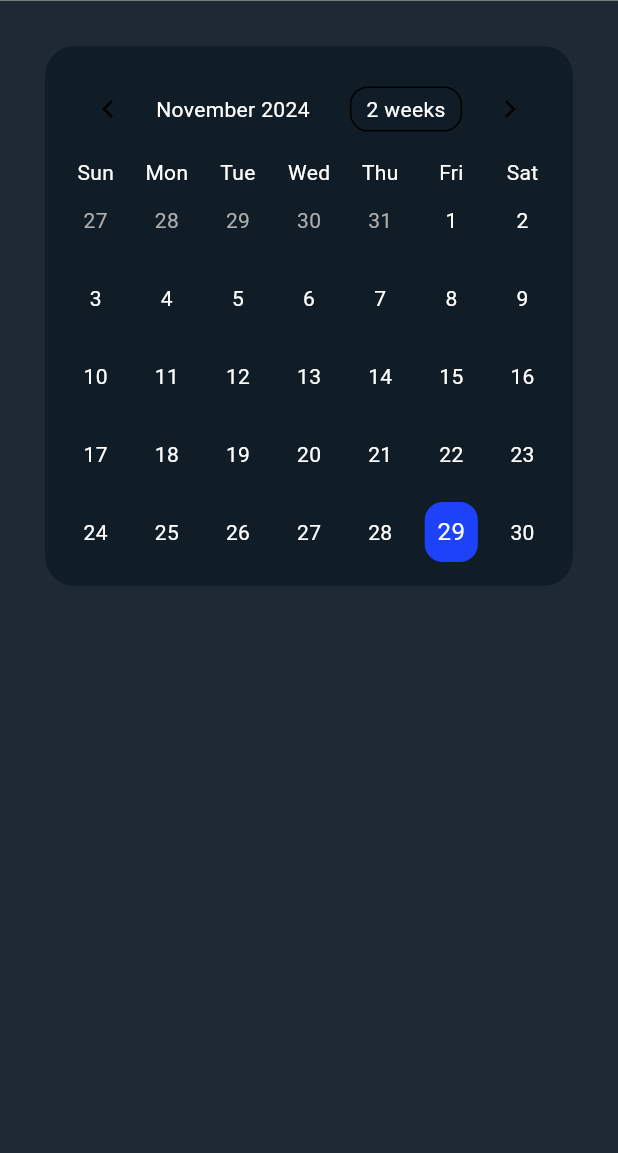
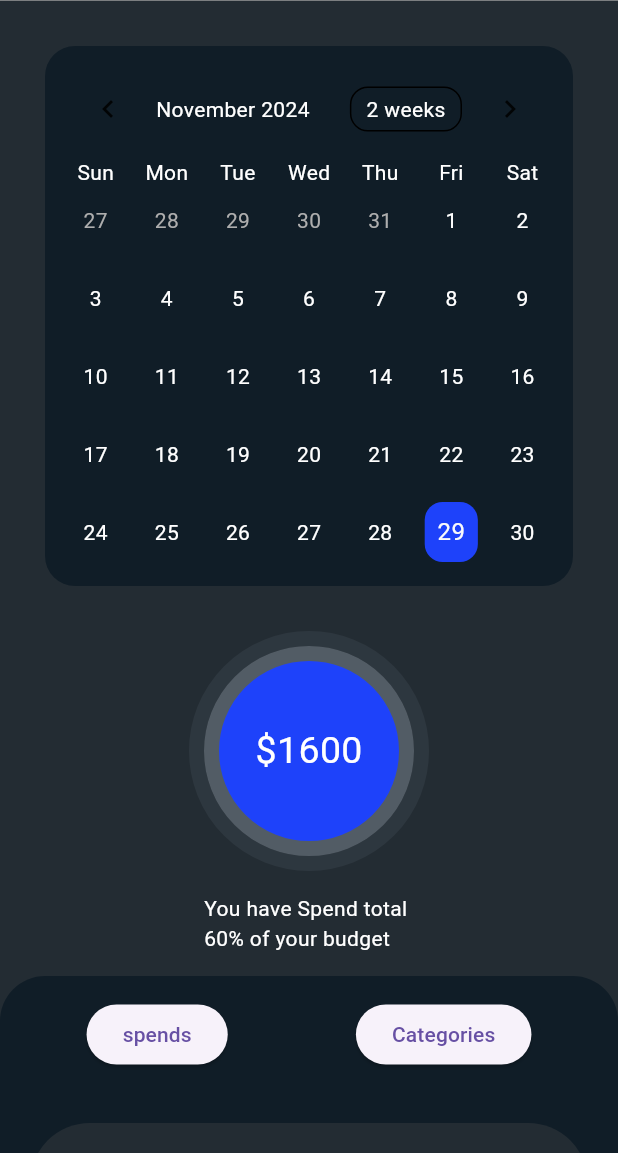
Before and after one commit to ExpensyTeam/ExpensyApp, a Flutter app: the TotalExpensesScreen screen opened directly, on a phone screen of 412 x 824 dp, the part 83-1236 px from its top. Run offline on Flutter 3.47's test engine with Material 3 defaults, Android fonts, the phone set to English and light mode, and no system bars; drawn by our look-alikes of table_calendar; our stand-ins replace syncfusion_flutter_charts.

Commit message:
Total Expenses screen update (not completed yet)

```diff
--- a/lib/views/screens/overview_screen/total_expenses.dart
+++ b/lib/views/screens/overview_screen/total_expenses.dart
@@ -2,47 +2,50 @@
 import 'package:expensy/views/themes/colors.dart';
 import 'package:expensy/views/widgets/app_bar.dart';
 import 'package:expensy/views/widgets/total_expenses_screen_widgets.dart/calender.dart';
+import 'package:expensy/views/widgets/total_expenses_screen_widgets.dart/spend_circle.dart';
+import 'package:expensy/views/widgets/total_expenses_screen_widgets.dart/spends_categories_list.dart';
 // import 'package:expensy/views/widgets/total_expenses_screen_widgets.dart/pie_chart.dart';
 import 'package:flutter/material.dart';
 // import 'package:charts_flutter/flutter.dart' as charts;
 
 class TotalExpensesScreen extends StatelessWidget {
-  // final List<Map<String, Object>> data = pieChart_data;
-
-  // final series = [
-  //   charts.Series<Map<String, dynamic>, String>(
-  //     id: 'Spending',
-  //     domainFn: (datum, _) => datum['category'],
-  //     measureFn: (datum, _) => datum['value'],
-  //     data: pieChart_data,
-  //   )
-  // ];
   @override
   Widget build(BuildContext context) {
     return SafeArea(
       child: Scaffold(
+        backgroundColor: DarkMode.primaryColor,
         appBar: CustomizedAppBar(
           title: "Total Expenses",
           titleAlignment: MainAxisAlignment.spaceEvenly,
           showImage: false,
           showBackButton: true,
-            backgroundColor: DarkMode.neutralColor),
-        body: ListView(children: [
-          Expanded(
-            child: Container(
+          backgroundColor: DarkMode.neutralColor,
+        ),
+        body: ListView(
+          children: [
+            Container(
               decoration: BoxDecoration(
                 color: DarkMode.neutralColor,
-                  borderRadius: BorderRadius.circular(20)),
+                borderRadius: BorderRadius.circular(20),
+              ),
               padding: EdgeInsets.all(10),
               margin: EdgeInsets.all(30),
               child: CalendarWidget(),
             ),
+            SpendCircleWidget(),
+            SizedBox(height: 15),
+            Container(
+              decoration: BoxDecoration(
+                color: DarkMode.neutralColor,
+                borderRadius: BorderRadius.only(
+                  topLeft: Radius.circular(30.0),
+                  topRight: Radius.circular(30.0),
                 ),
-          // PieChartWidget(
-          //   seriesList: series,
-          // )
-        ]),
-        backgroundColor: DarkMode.backgroundColor,
+              ),
+              child: SpendsCategoriesList(),
+            ),
+          ],
+        ),
       ),
     );
   }
--- a/lib/views/themes/colors.dart
+++ b/lib/views/themes/colors.dart
@@ -16,6 +16,13 @@ class DarkMode {
   static const Color iconBackground = Color.fromRGBO(62, 76, 89, 1);
   static const Color iconBackground2 = Color.fromRGBO(85, 112, 250, 1);
 
+  static const Color pieChartColor1 = Color.fromRGBO(30, 66, 250, 1);
+  static const Color pieChartColor2 = Color.fromRGBO(30, 60, 220, 0.788);
+  static const Color pieChartColor3 = DarkMode.iconBackground2;
+  static const Color pieChartColor4 = Color.fromRGBO(87, 164, 242, 1);
+  static const Color pieChartColor5 = Color.fromRGBO(147, 226, 255, 1);
+  static const Color pieChartColor6 = Color.fromRGBO(16, 29, 39, 1);
+
   static const LinearGradient buttonGradient = LinearGradient(
     colors: [
       Color.fromRGBO(0, 29, 252, 1),
--- a/lib/views/widgets/total_expenses_screen_widgets.dart/pie_chart.dart
+++ b/lib/views/widgets/total_expenses_screen_widgets.dart/pie_chart.dart
@@ -1,37 +1,88 @@
-// import 'package:flutter/material.dart';
-// // import 'package:charts_flutter/flutter.dart' as charts;
+import 'package:expensy/views/themes/colors.dart';
+import 'package:flutter/material.dart';
+import 'package:syncfusion_flutter_charts/charts.dart';
 
-// class PieChartWidget extends StatelessWidget {
-//   final List<charts.Series<dynamic, String>> seriesList;
+class TransactionPieChart extends StatelessWidget {
+  final List<Transactionn> transactions = [
+    Transactionn('Food', 100),
+    Transactionn('Entertainment', 200),
+    Transactionn('Transport', 50),
+    Transactionn('Utilities', 150),
+  ];
 
-//   PieChartWidget({required this.seriesList});
+  @override
+  Widget build(BuildContext context) {
+    double totalAmount = transactions.fold(0, (sum, item) => sum + item.amount);
 
-//   @override
-//   Widget build(BuildContext context) {
-//     return charts.PieChart(
-//       seriesList,
-//       animate: true,
-//       behaviors: [
-//         charts.DatumLegend(
-//           outsideJustification: charts.OutsideJustification.endDrawArea,
-//           horizontalFirst: false,
-//           desiredMaxRows: 2,
-//           cellPadding: EdgeInsets.only(right: 4.0, bottom: 4.0),
-//           entryTextStyle: charts.TextStyleSpec(
-//             color: charts.MaterialPalette.white,
-//             fontFamily: 'Georgia',
-//             fontSize: 11,
-//           ),
-//         )
-//       ],
-//       defaultRenderer: charts.ArcRendererConfig(
-//         arcWidth: 60,
-//         arcRendererDecorators: [
-//           charts.ArcLabelDecorator(
-//             labelPosition: charts.ArcLabelPosition.inside,
-//           ),
-//         ],
-//       ),
-//     );
-//   }
-// }
+    List<_PieData> pieData = transactions.map((transaction) {
+      double percentage = (transaction.amount / totalAmount) * 100;
+      return _PieData(
+        transaction.type,
+        percentage,
+        '${percentage.toStringAsFixed(1)}%',
+        _getColor(transaction.type),
+      );
+    }).toList();
+
+    return Container(
+      margin: EdgeInsets.all(20),
+      decoration: BoxDecoration(
+        color: DarkMode.primaryColor,
+        borderRadius: BorderRadius.all(Radius.circular(40)),
+      ),
+      child: Center(
+        child: SfCircularChart(
+          legend: Legend(
+            isVisible: true,
+            textStyle: TextStyle(color: Colors.white),
+          ),
+          series: <PieSeries<_PieData, String>>[
+            PieSeries<_PieData, String>(
+              explode: true,
+              explodeIndex: 0,
+              dataSource: pieData,
+              xValueMapper: (_PieData data, _) => data.xData,
+              yValueMapper: (_PieData data, _) => data.yData,
+              dataLabelMapper: (_PieData data, _) => data.text,
+              pointColorMapper: (_PieData data, _) => data.color,
+              dataLabelSettings: DataLabelSettings(
+                isVisible: true,
+                textStyle: TextStyle(color: Colors.white),
+              ),
+            ),
+          ],
+        ),
+      ),
+    );
+  }
+
+  Color _getColor(String type) {
+    switch (type) {
+      case 'Food':
+        return DarkMode.pieChartColor1;
+      case 'Entertainment':
+        return DarkMode.pieChartColor3;
+      case 'Transport':
+        return DarkMode.pieChartColor4;
+      case 'Utilities':
+        return DarkMode.pieChartColor5;
+      default:
+        return DarkMode.pieChartColor6;
+    }
+  }
+}
+
+class _PieData {
+  _PieData(this.xData, this.yData, this.text, this.color);
+  final String xData;
+  final num yData;
+  final String? text;
+  final Color color;
+}
+
+class Transactionn {
+  final String type;
+  final double amount;
+
+  Transactionn(this.type, this.amount);
+}
--- /dev/null
+++ b/lib/views/widgets/total_expenses_screen_widgets.dart/spend_circle.dart
@@ -0,0 +1,58 @@
+import 'package:expensy/views/themes/colors.dart';
+import 'package:flutter/material.dart';
+
+class SpendCircleWidget extends StatelessWidget {
+  const SpendCircleWidget({super.key});
+
+  @override
+  Widget build(BuildContext context) {
+    return Column(
+      children: [
+        Stack(
+          alignment: Alignment.center, // Center the content within the stack
+          children: [
+            // Outer border
+            Container(
+              width: 160,
+              height: 160,
+              decoration: BoxDecoration(
+                shape: BoxShape.circle,
+                border: Border.all(
+                    color: const Color.fromRGBO(57, 67, 76, 0.471), width: 10),
+              ),
+            ),
+            // Inner border
+            Container(
+              width: 140,
+              height: 140,
+              decoration: BoxDecoration(
+                  shape: BoxShape.circle,
+                  border: Border.all(
+                      color: const Color.fromRGBO(82, 92, 101, 1), width: 10),
+                  color: DarkMode.buttonColor),
+            ),
+            // Center content
+            Center(
+              child: Text(
+                "\$1600",
+                style: TextStyle(color: Colors.white, fontSize: 25),
+              ),
+            ),
+          ],
+        ),
+        SizedBox(
+          height: 15,
+        ),
+        Container(
+          width: 140,
+          child: Text(
+            "You have Spend total 60% of your budget",
+            style: TextStyle(color: Colors.white),
+            maxLines: 2, // Set the maximum number of lines
+            overflow: TextOverflow.ellipsis, // Optional: Add
+          ),
+        )
+      ],
+    );
+  }
+}
--- /dev/null
+++ b/lib/views/widgets/total_expenses_screen_widgets.dart/spends_categories_list.dart
@@ -0,0 +1,149 @@
+// import 'package:expensy/Data/iconMapping.dart';
+// import 'package:expensy/Data/transactions.dart';
+// import 'package:expensy/utils/transaction.dart';
+// import 'package:expensy/views/themes/colors.dart';
+// import 'package:flutter/material.dart';
+
+// class SpendsCategoriesList extends StatefulWidget {
+//   @override
+//   _SpendsCategoriesListState createState() => _SpendsCategoriesListState();
+// }
+
+// class _SpendsCategoriesListState extends State<SpendsCategoriesList> {
+//   List<Transaction> transactions = transactions_data;
+
+//   // Define a map to associate transaction types with specific icons
+//   final Map<String, IconData> iconMapping = iconMapping_data;
+
+//   @override
+//   Widget build(BuildContext context) {
+//     return Column(
+//       children: [
+//         SizedBox(height: 15),
+//         Expanded(
+//           child: ListView.builder(
+//             shrinkWrap: true,
+//             itemCount: transactions.length,
+//             itemBuilder: (context, index) {
+//               final transaction = transactions[index];
+
+//               final icon = iconMapping[transaction.type] ?? Icons.help_outline;
+
+//               return ListTile(
+//                 leading: Container(
+//                   width: 45,
+//                   height: 45,
+//                   decoration: BoxDecoration(
+//                     color: DarkMode.iconBackground,
+//                     borderRadius:
+//                         BorderRadius.circular(10), // Adjust radius as needed
+//                   ),
+//                   child: Icon(
+//                     icon, // Use the corresponding icon for the transaction type
+//                     color: Colors.white,
+//                     size: 30,
+//                   ),
+//                 ),
+//                 contentPadding:
+//                     EdgeInsets.symmetric(vertical: 10, horizontal: 15),
+//                 title: Text(transaction.type,
+//                     style: TextStyle(color: Colors.white, fontSize: 20)),
+//                 subtitle: Text(transaction.date,
+//                     style: TextStyle(color: Colors.white70)),
+//                 trailing: Column(
+//                   crossAxisAlignment: CrossAxisAlignment.end,
+//                   children: [
+//                     Text('${transaction.amount} + VAT ${transaction.vat}',
+//                         style: TextStyle(color: Colors.white, fontSize: 18)),
+//                     Text(transaction.method,
+//                         style: TextStyle(color: Colors.white70, fontSize: 15)),
+//                   ],
+//                 ),
+//               );
+//             },
+//           ),
+//         ),
+//       ],
+//     );
+//   }
+// }
+
+import 'package:expensy/Data/iconMapping.dart';
+import 'package:expensy/Data/transactions.dart';
+import 'package:expensy/utils/transaction.dart';
+import 'package:expensy/views/themes/colors.dart';
+import 'package:expensy/views/widgets/total_expenses_screen_widgets.dart/pie_chart.dart';
+import 'package:flutter/material.dart';
+
+class SpendsCategoriesList extends StatefulWidget {
+  @override
+  _SpendsCategoriesListState createState() => _SpendsCategoriesListState();
+}
+
+class _SpendsCategoriesListState extends State<SpendsCategoriesList> {
+  List<Transaction> transactions = transactions_data;
+
+  final Map<String, IconData> iconMapping = iconMapping_data;
+
+  @override
+  Widget build(BuildContext context) {
+    return Column(
+      children: [
+        Container(
+          padding: EdgeInsets.all(15),
+          child:
+              Row(mainAxisAlignment: MainAxisAlignment.spaceAround, children: [
+            ElevatedButton(onPressed: () => {}, child: Text("spends")),
+            ElevatedButton(onPressed: () => {}, child: Text("Categories"))
+          ]),
+        ),
+        TransactionPieChart(),
+        // SizedBox(height: 10),
+        Container(
+          height: MediaQuery.of(context).size.height *
+              0.5, // Adjust the height as needed
+          child: ListView.builder(
+            itemCount: transactions.length,
+            itemBuilder: (context, index) {
+              final transaction = transactions[index];
+
+              final icon = iconMapping[transaction.type] ?? Icons.help_outline;
+
+              return ListTile(
+                leading: Container(
+                  width: 45,
+                  height: 45,
+                  decoration: BoxDecoration(
+                    color: DarkMode.iconBackground,
+                    borderRadius:
+                        BorderRadius.circular(10), // Adjust radius as needed
+                  ),
+                  child: Icon(
+                    icon, // Use the corresponding icon for the transaction type
+                    color: Colors.white,
+                    size: 30,
+                  ),
+                ),
+                contentPadding:
+                    EdgeInsets.symmetric(vertical: 10, horizontal: 15),
+                title: Text(transaction.type,
+                    style: TextStyle(color: Colors.white, fontSize: 20)),
+                subtitle: Text(transaction.date,
+                    style: TextStyle(color: Colors.white70)),
+                trailing: Column(
+                  crossAxisAlignment: CrossAxisAlignment.end,
+                  children: [
+                    Text('${transaction.amount} + VAT ${transaction.vat}',
+                        style: TextStyle(color: Colors.white, fontSize: 18)),
+                    Text(transaction.method,
+                        style: TextStyle(color: Colors.white70, fontSize: 15)),
+                  ],
+                ),
+              );
+            },
+          ),
+        ),
+      ],
+    );
+  }
+}
--- /dev/null
+++ b/lib/views/widgets/total_expenses_screen_widgets.dart/tab_bar.dart
@@ -0,0 +1,50 @@
+import 'package:flutter/material.dart';
+
+class Tabbare extends StatefulWidget {
+  @override
+  _TabbareState createState() => _TabbareState();
+}
+
+class _TabbareState extends State<Tabbare> with SingleTickerProviderStateMixin {
+  late TabController _tabController;
+
+  @override
+  void initState() {
+    super.initState();
+    _tabController = TabController(length: 2, vsync: this);
+  }
+
+  @override
+  Widget build(BuildContext context) {
+    return Scaffold(
+      appBar: AppBar(
+        title: Text('Spends vs Categories'),
+      ),
+      body: Column(
+        children: [
+          Container(
+            color: Colors.blue,
+            child: TabBar(
+              controller: _tabController,
+              tabs: [
+                Tab(text: 'Spends'),
+                Tab(text: 'Categories'),
+              ],
+            ),
+          ),
+          Expanded(
+            child: TabBarView(
+              controller: _tabController,
+              children: [
+                // Spends tab content
+                Center(child: Text('Spends tab')),
+                // Categories tab content
+                Center(child: Text('Categories tab')),
+              ],
+            ),
+          ),
+        ],
+      ),
+    );
+  }
+}
--- a/pubspec.yaml
+++ b/pubspec.yaml
@@ -10,7 +10,7 @@ dependencies:
   flutter:
     sdk: flutter
   table_calendar: ^3.0.8
-  # charts_flutter: ^0.12.0
+  syncfusion_flutter_charts: ^20.4.49
 
 dev_dependencies:
   flutter_test:
```
Also changed, not shown: lib/views/widgets/overview_screen_widgets/main_widget_overview.dart (+0 -46 lines), pubspec.lock. Lines whose indentation alone changed are shown as unchanged.
